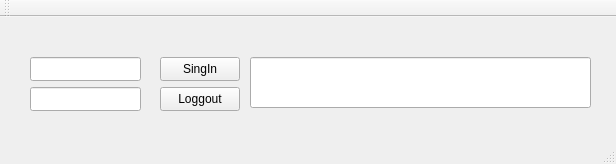
Above: cliente/clienteFichaje/mainwindow.ui from erika9133/servidor_fichaje before the change. Below: the same form after it.
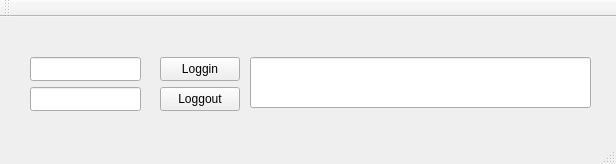
That is the form after the change.

Diff of the .ui file:
```diff
--- a/cliente/clienteFichaje/mainwindow.ui
+++ b/cliente/clienteFichaje/mainwindow.ui
@@ -34,7 +34,7 @@
      </rect>
     </property>
     <property name="text">
-     <string>SingIn</string>
+     <string>Loggin</string>
     </property>
    </widget>
    <widget class="QPushButton" name="loggoutbtn">
```
Left out of the diff: 2 changed lines with no effect on the pictures.
